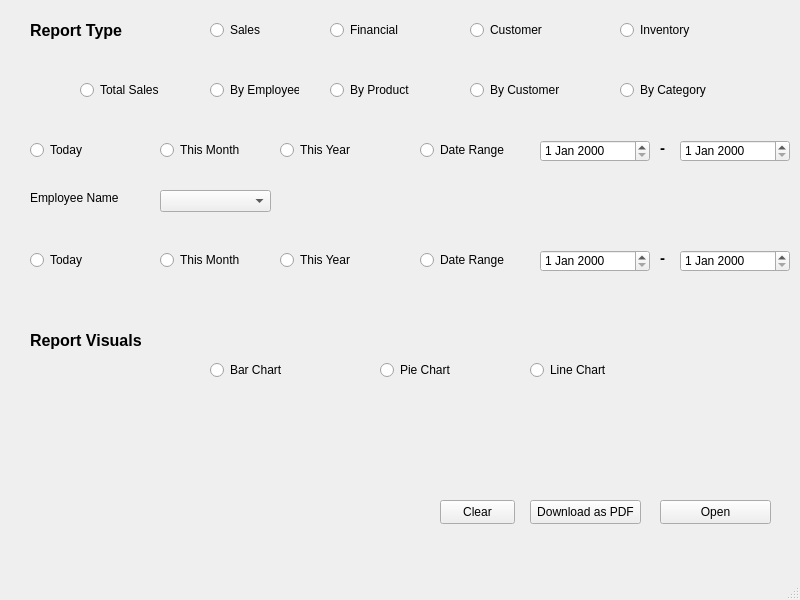
The window that Customer/reportsdashboard.ui (MalikTalha03/Sufi-Traders-DB) describes before a commit, drawn with Qt 5.
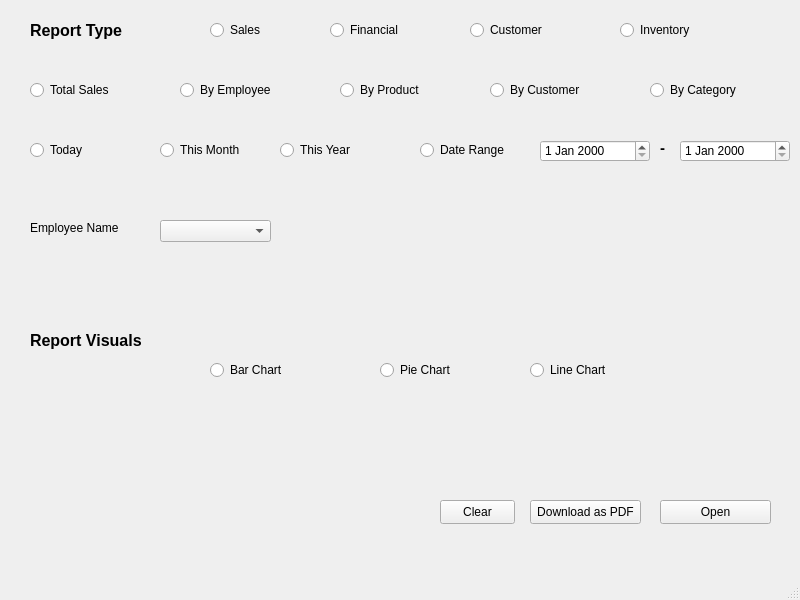
The same window after the commit.

What changed in the file:
```diff
--- a/Customer/reportsdashboard.ui
+++ b/Customer/reportsdashboard.ui
@@ -100,9 +100,9 @@
    <widget class="QRadioButton" name="radioButton_5">
     <property name="geometry">
      <rect>
-      <x>470</x>
+      <x>490</x>
       <y>80</y>
-      <width>89</width>
+      <width>131</width>
       <height>20</height>
      </rect>
     </property>
@@ -116,9 +116,9 @@
    <widget class="QRadioButton" name="radioButton_6">
     <property name="geometry">
      <rect>
-      <x>330</x>
+      <x>340</x>
       <y>80</y>
-      <width>89</width>
+      <width>131</width>
       <height>20</height>
      </rect>
     </property>
@@ -132,9 +132,9 @@
    <widget class="QRadioButton" name="radioButton_7">
     <property name="geometry">
      <rect>
-      <x>210</x>
+      <x>180</x>
       <y>80</y>
-      <width>89</width>
+      <width>141</width>
       <height>20</height>
      </rect>
     </property>
@@ -148,9 +148,9 @@
    <widget class="QRadioButton" name="radioButton_8">
     <property name="geometry">
      <rect>
-      <x>620</x>
+      <x>650</x>
       <y>80</y>
-      <width>89</width>
+      <width>131</width>
       <height>20</height>
      </rect>
     </property>
@@ -164,9 +164,9 @@
    <widget class="QRadioButton" name="radioButton_9">
     <property name="geometry">
      <rect>
-      <x>80</x>
+      <x>30</x>
       <y>80</y>
-      <width>89</width>
+      <width>121</width>
       <height>20</height>
      </rect>
     </property>
@@ -369,7 +369,7 @@
     <property name="geometry">
      <rect>
       <x>30</x>
-      <y>190</y>
+      <y>220</y>
       <width>101</width>
       <height>16</height>
      </rect>
@@ -382,103 +382,12 @@
     <property name="geometry">
      <rect>
       <x>160</x>
-      <y>190</y>
+      <y>220</y>
       <width>111</width>
       <height>22</height>
      </rect>
     </property>
    </widget>
-   <widget class="QDateEdit" name="dateEdit_3">
-    <property name="geometry">
-     <rect>
-      <x>540</x>
-      <y>250</y>
-      <width>110</width>
-      <height>22</height>
-     </rect>
-    </property>
-   </widget>
-   <widget class="QRadioButton" name="radioButton_16">
-    <property name="geometry">
-     <rect>
-      <x>30</x>
-      <y>250</y>
-      <width>89</width>
-      <height>20</height>
-     </rect>
-    </property>
-    <property name="text">
-     <string>Today</string>
-    </property>
-   </widget>
-   <widget class="QLabel" name="label_5">
-    <property name="geometry">
-     <rect>
-      <x>660</x>
-      <y>250</y>
-      <width>16</width>
-      <height>16</height>
-     </rect>
-    </property>
-    <property name="font">
-     <font>
-      <pointsize>11</pointsize>
-      <bold>true</bold>
-     </font>
-    </property>
-    <property name="text">
-     <string>-</string>
-    </property>
-   </widget>
-   <widget class="QRadioButton" name="radioButton_18">
-    <property name="geometry">
-     <rect>
-      <x>420</x>
-      <y>250</y>
-      <width>89</width>
-      <height>20</height>
-     </rect>
-    </property>
-    <property name="text">
-     <string>Date Range</string>
-    </property>
-   </widget>
-   <widget class="QRadioButton" name="radioButton_19">
-    <property name="geometry">
-     <rect>
-      <x>160</x>
-      <y>250</y>
-      <width>89</width>
-      <height>20</height>
-     </rect>
-    </property>
-    <property name="text">
-     <string>This Month</string>
-    </property>
-   </widget>
-   <widget class="QDateEdit" name="dateEdit_4">
-    <property name="geometry">
-     <rect>
-      <x>680</x>
-      <y>250</y>
-      <width>110</width>
-      <height>22</height>
-     </rect>
-    </property>
-   </widget>
-   <widget class="QRadioButton" name="radioButton_20">
-    <property name="geometry">
-     <rect>
-      <x>280</x>
-      <y>250</y>
-      <width>89</width>
-      <height>20</height>
-     </rect>
-    </property>
-    <property name="text">
-     <string>This Year</string>
-    </property>
-   </widget>
   </widget>
   <widget class="QMenuBar" name="menubar">
    <property name="geometry">
```
Left out of the diff: 24 changed lines with no effect on the pictures.
